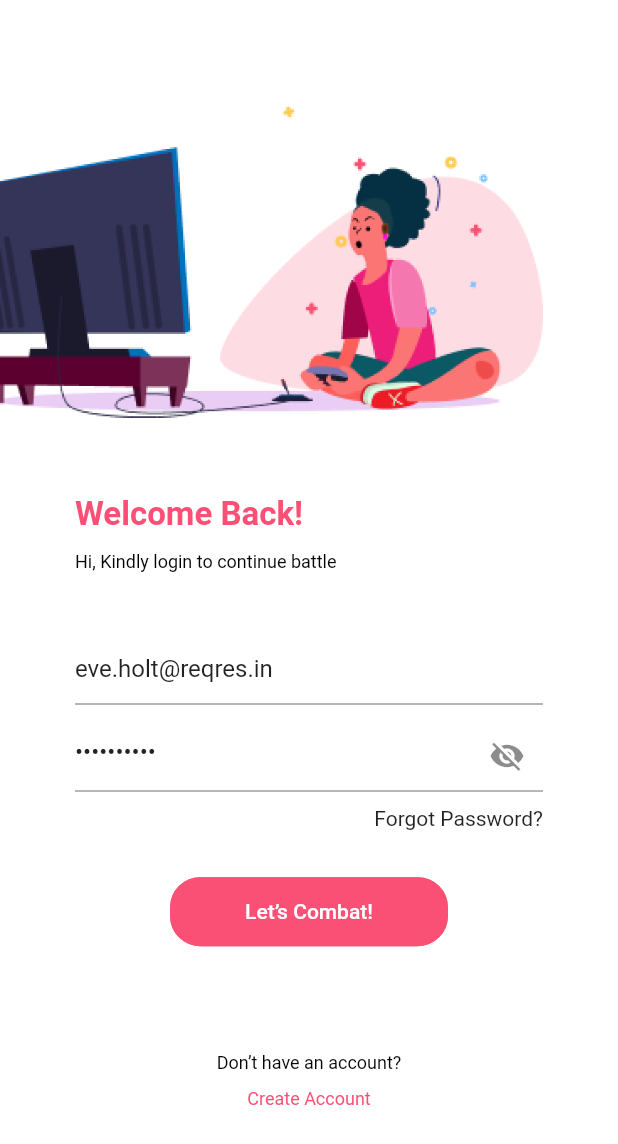
After one commit to Arthas-Fung/pan_asia_tech, a Flutter app: the LoginFormRoute screen opened directly, on a phone screen of 412 x 824 dp. The commit adds this screen. Shown: the top 1144 px of the screen. Run offline on Flutter 3.47's test engine with Material 2 defaults, Android fonts, the phone set to English and light mode, and no system bars; our stand-ins replace bloc, dio, equatable, flutter_bloc, logger, retrofit and 1 more; generated files the repository leaves out were written again.

Commit message:
handle login loading, failure, success

```diff
--- a/lib/module/login/bloc/login_bloc.dart
+++ b/lib/module/login/bloc/login_bloc.dart
@@ -32,13 +32,17 @@ class LoginBloc extends Bloc<LoginEvent, LoginState> {
 
   @override
   Stream<LoginState> mapEventToState(LoginEvent event) async* {
+    if (event is Initial) {
+      yield LoginUninitialized();
+    }
     if (event is Login) {
       try {
+        yield LoginLoading();
         LoginRequest request = LoginRequest(email: event.email, password: event.password);
         LoginResponse response = await _repo.login(request);
         yield LoginSuccess(token: response.token);
       } catch (_) {
-        yield LoginFail();
+        yield LoginFailure();
       }
     }
   }
--- a/lib/module/login/bloc/login_event.dart
+++ b/lib/module/login/bloc/login_event.dart
@@ -2,6 +2,11 @@ import 'package:equatable/equatable.dart';
 
 abstract class LoginEvent extends Equatable {
   const LoginEvent();
+}
+
+class Initial extends LoginEvent {
+  @override
+  List<Object> get props => [];
 }
 
 class Login extends LoginEvent {
--- a/lib/module/login/bloc/login_state.dart
+++ b/lib/module/login/bloc/login_state.dart
@@ -9,7 +9,9 @@ abstract class LoginState extends Equatable {
 
 class LoginUninitialized extends LoginState {}
 
-class LoginFail extends LoginState {}
+class LoginLoading extends LoginState {}
+
+class LoginFailure extends LoginState {}
 
 class LoginSuccess extends LoginState {
   final String token;
--- /dev/null
+++ b/lib/module/login/login_form.dart
@@ -0,0 +1,140 @@
+import 'package:flutter/material.dart';
+import 'package:flutter_bloc/flutter_bloc.dart';
+
+import 'bloc/bloc.dart';
+
+class LoginFormRoute extends StatefulWidget {
+  final bool isFailure;
+
+  LoginFormRoute({ Key key, @required this.isFailure }) : super(key: key);
+
+  @override
+  _LoginRouteState createState() => _LoginRouteState();
+}
+
+class _LoginRouteState extends State<LoginFormRoute> {
+  LoginBloc _loginBloc;
+
+  bool _isHidden = true;
+  final _emailController = TextEditingController(text: "eve.holt@reqres.in");
+  final _passwordController = TextEditingController(text: "cityslicka");
+
+  void _toggleVisibility() {
+    setState(() {
+      _isHidden = !_isHidden;
+    });
+  }
+
+  login() {
+    _loginBloc.add(Login(_emailController.text, _passwordController.text));
+//    _loginBloc.add(Login("eve.holt@reqres.in", "cityslicka"));
+  }
+
+  @override
+  void initState() {
+    super.initState();
+    _loginBloc = BlocProvider.of<LoginBloc>(context);
+  }
+
+  @override
+  Widget build(BuildContext context) {
+    return Scaffold(
+        resizeToAvoidBottomInset: false,
+        body: Container(
+          color: Colors.white,
+          child: Column(
+            children: <Widget>[
+              Container(
+                margin: const EdgeInsets.only(left: 0, top: 50, right: 50, bottom: 0),
+                child: Image(image: AssetImage('lib/assets/images/login.png')),
+              ),
+              Container(
+                margin: const EdgeInsets.only(left: 50, top: 50, right: 50, bottom: 50),
+                child: Column(
+                    crossAxisAlignment: CrossAxisAlignment.start,
+                    children: <Widget>[
+                      Text("Welcome Back!",
+                        style: TextStyle(
+                          fontWeight: FontWeight.bold,
+                          color: const Color(0xfffa5075),
+                          fontSize: 22,
+
+                        ),
+                      ),
+                      SizedBox(height: 12),
+                      Text("Hi, Kindly login to continue battle",
+                        style: TextStyle(
+                          color: const Color(0xff030303),
+                          fontSize: 12,
+                        ),
+                      ),
+                      SizedBox(height: 40),
+                      TextField(
+                        controller: _emailController,
+                        decoration: InputDecoration(
+                            hintText: 'Email',
+                        ),
+                      ),
+                      SizedBox(height: 10),
+                      TextField(
+                        controller: _passwordController,
+                        decoration: InputDecoration(
+                          hintText: "password",
+                          suffixIcon: IconButton(
+                            onPressed: () => _toggleVisibility,
+                            icon: _isHidden ? Icon(Icons.visibility_off) : Icon(Icons.visibility),
+                          ),
+                        ),
+                        obscureText: _isHidden,
+                      ),
+                      SizedBox(height: 10),
+                      Container(
+                        child: Row(
+                          mainAxisAlignment: MainAxisAlignment.end,
+                          children: <Widget>[
+                            Text("Forgot Password?"),
+                          ],
+                        ),
+                      ),
+                      SizedBox(height: 30),
+                      Column(
+                        crossAxisAlignment: CrossAxisAlignment.center,
+                        children: <Widget>[
+                          SizedBox(width: double.infinity),
+                          FlatButton(
+                            child: Text("Let’s Combat!"),
+                            padding: const EdgeInsets.only(left: 50, top: 15, right: 50, bottom: 15),
+                            color: const Color(0xfffa5075),
+                            textColor: Colors.white,
+                            shape: RoundedRectangleBorder(
+                                borderRadius: BorderRadius.circular(20),
+                                side: BorderSide(color: const Color(0xfffa5075))
+                            ),
+                            onPressed: () => login(),
+                          ),
+                          SizedBox(height: 70),
+                          Text("Don’t have an account?",
+                            style: TextStyle(
+                              color: const Color(0xff030303),
+                              fontSize: 12,
+                            ),
+                          ),
+                          SizedBox(height: 10),
+                          Text("Create Account",
+                            style: TextStyle(
+                              color: const Color(0xfffa5075),
+                              fontSize: 12,
+                            ),
+                          ),
+                        ],
+                      ),
+                    ]
+                ),
+              )
+            ],
+          ),
+        )
+    );
+  }
+
+}
--- a/pubspec.yaml
+++ b/pubspec.yaml
@@ -63,6 +63,9 @@ flutter:
   # the material Icons class.
   uses-material-design: true
 
+  assets:
+    - lib/assets/images/
+
   # To add assets to your application, add an assets section, like this:
   # assets:
   #   - images/a_dot_burr.jpeg
```
Also changed, not shown: lib/module/home/home_page.dart (added, +26 -0 lines), lib/module/login/login.dart (deleted, +0 -48 lines), lib/module/login/login_page.dart (added, +85 -0 lines), lib/splash.dart (+8 -41 lines), lib/assets/images/login.png (added).
